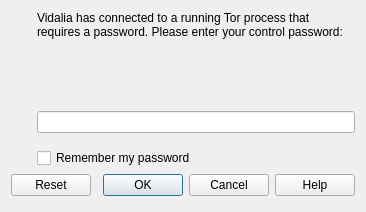
This is src/vidalia/controlpasswordinputdialog.ui in a-ilin/vidalia as Qt 5 draws it before an edit. The edited form follows.
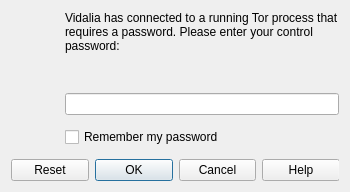
This is the edited form. Icons and pictures are not drawn.

Commit message:
Last changes to dialog size hints, for realsies this time (until I find out it looks crappy on Linux or something).
svn:r3138

```diff
--- a/src/vidalia/controlpasswordinputdialog.ui
+++ b/src/vidalia/controlpasswordinputdialog.ui
@@ -8,8 +8,8 @@
    <rect>
     <x>0</x>
     <y>0</y>
-    <width>366</width>
-    <height>212</height>
+    <width>350</width>
+    <height>192</height>
    </rect>
   </property>
   <property name="sizePolicy" >
@@ -20,7 +20,7 @@
   </property>
   <property name="minimumSize" >
    <size>
-    <width>0</width>
+    <width>350</width>
     <height>0</height>
    </size>
   </property>
@@ -41,16 +41,28 @@
    <item row="0" column="0" >
     <layout class="QGridLayout" name="gridLayout" >
      <property name="sizeConstraint" >
-      <enum>QLayout::SetNoConstraint</enum>
+      <enum>QLayout::SetDefaultConstraint</enum>
+     </property>
+     <property name="verticalSpacing" >
+      <number>12</number>
      </property>
      <item row="0" column="0" >
       <widget class="QLabel" name="lblIcon" >
+       <property name="minimumSize" >
+        <size>
+         <width>48</width>
+         <height>48</height>
+        </size>
+       </property>
        <property name="text" >
         <string/>
        </property>
        <property name="pixmap" >
         <pixmap resource="res/vidalia.qrc" >:/images/48x48/dialog-password.png</pixmap>
        </property>
+       <property name="alignment" >
+        <set>Qt::AlignHCenter|Qt::AlignTop</set>
+       </property>
       </widget>
      </item>
      <item row="0" column="1" >
@@ -61,6 +73,12 @@
          <verstretch>1</verstretch>
         </sizepolicy>
        </property>
+       <property name="minimumSize" >
+        <size>
+         <width>0</width>
+         <height>0</height>
+        </size>
+       </property>
        <property name="text" >
         <string>Vidalia has connected to a running Tor process that requires a password. Please enter your control password: </string>
        </property>
@@ -78,26 +96,6 @@
        </property>
       </widget>
      </item>
-     <item row="1" column="0" >
-      <spacer name="verticalSpacer" >
-       <property name="orientation" >
-        <enum>Qt::Vertical</enum>
-       </property>
-       <property name="sizeHint" stdset="0" >
-        <size>
-         <width>20</width>
-         <height>40</height>
-        </size>
-       </property>
-      </spacer>
-     </item>
-     <item row="1" column="1" >
-      <widget class="QLineEdit" name="linePassword" >
-       <property name="echoMode" >
-        <enum>QLineEdit::Password</enum>
-       </property>
-      </widget>
-     </item>
      <item row="2" column="1" >
       <widget class="QCheckBox" name="chkSavePassword" >
        <property name="text" >
@@ -115,18 +113,12 @@
        </property>
       </widget>
      </item>
-     <item row="4" column="0" >
-      <spacer name="verticalSpacer_2" >
-       <property name="orientation" >
-        <enum>Qt::Vertical</enum>
+     <item row="1" column="1" >
+      <widget class="QLineEdit" name="linePassword" >
+       <property name="echoMode" >
+        <enum>QLineEdit::Password</enum>
        </property>
-       <property name="sizeHint" stdset="0" >
-        <size>
-         <width>20</width>
-         <height>5</height>
-        </size>
-       </property>
-      </spacer>
+      </widget>
      </item>
     </layout>
    </item>
```
The commit also changes 1 other file.
